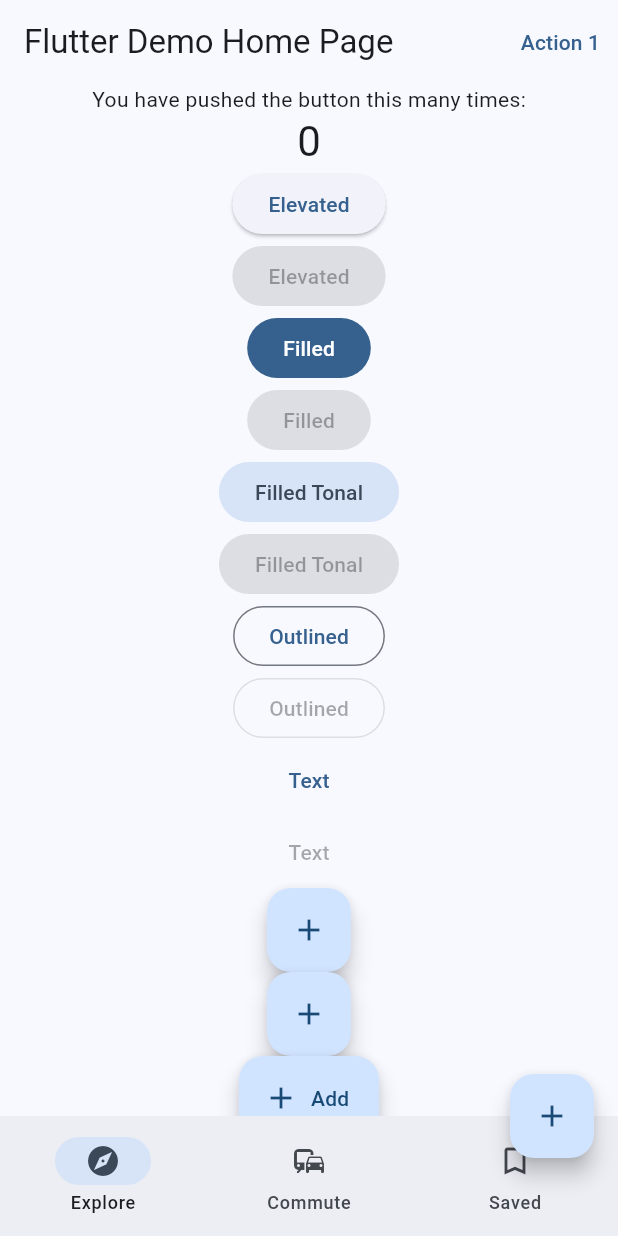
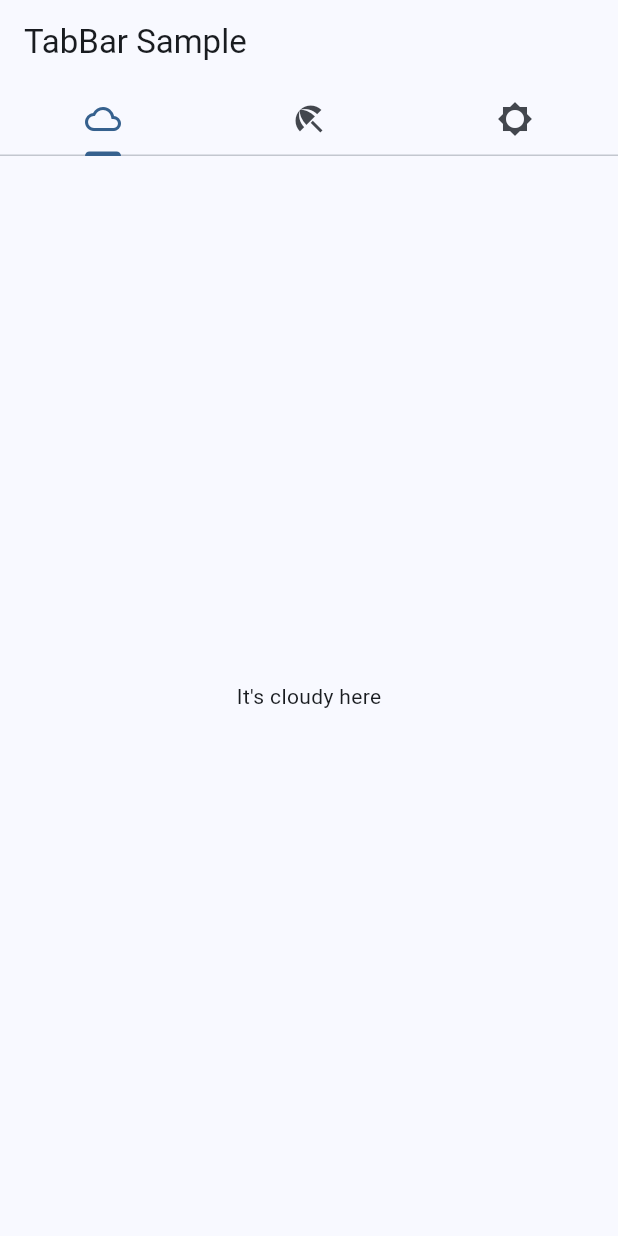
Before and after one commit to AshnahKhalidKhan/Flutter-Final-Project, a Flutter app: the screen it shows after launch, on a phone screen of 412 x 824 dp. Run offline on Flutter 3.47's test engine with Material 2 defaults, Android fonts, the phone set to English and light mode, and no system bars.

Commit message:
Still experimenting with themes...

```diff
--- a/flutter_final_project/lib/main.dart
+++ b/flutter_final_project/lib/main.dart
@@ -164,7 +164,8 @@ class MyApp extends StatelessWidget
         // Color? backgroundColor,
         // Color? bottomAppBarColor,
       ),
-      home: const MyHomePage(title: 'Flutter Demo Home Page'),
+      home: TabBarExample(),
+      // home: const MyHomePage(title: 'Flutter Demo Home Page'),
     );
   }
 }
@@ -209,7 +210,7 @@ class _MyHomePageState extends State<MyHomePage>
             onPressed: () {},
             child: const Text('Action 1'),
           ),
-        ]
+        ],
       ),
       floatingActionButton: FloatingActionButton
       (
@@ -708,3 +709,80 @@ class _MyHomePageState extends State<MyHomePage>
     );
   }
 }
+
+class TabBarExample extends StatefulWidget
+{
+  const TabBarExample({super.key});
+
+  @override
+  State<TabBarExample> createState() => _TabBarExampleState();
+}
+
+class _TabBarExampleState extends State<TabBarExample> with TickerProviderStateMixin
+{
+  late final TabController _tabController;
+
+  @override
+  void initState()
+  {
+    super.initState();
+    _tabController = TabController(length: 3, vsync: this);
+  }
+
+  @override
+  void dispose()
+  {
+    _tabController.dispose();
+    super.dispose();
+  }
+
+  @override
+  Widget build(BuildContext context)
+  {
+    return Scaffold
+    (
+      appBar: AppBar
+      (
+        title: const Text('TabBar Sample'),
+        bottom: TabBar
+        (
+          controller: _tabController,
+          tabs: const <Widget>
+          [
+            Tab
+            (
+              icon: Icon(Icons.cloud_outlined),
+            ),
+            Tab
+            (
+              icon: Icon(Icons.beach_access_sharp),
+            ),
+            Tab
+            (
+              icon: Icon(Icons.brightness_5_sharp),
+            ),
+          ],
+        ),
+      ),
+      body: TabBarView
+      (
+        controller: _tabController,
+        children: const <Widget>
+        [
+          Center
+          (
+            child: Text("It's cloudy here"),
+          ),
+          Center
+          (
+            child: Text("It's rainy here"),
+          ),
+          Center
+          (
+            child: Text("It's sunny here"),
+          ),
+        ],
+      ),
+    );
+  }
+}
```
